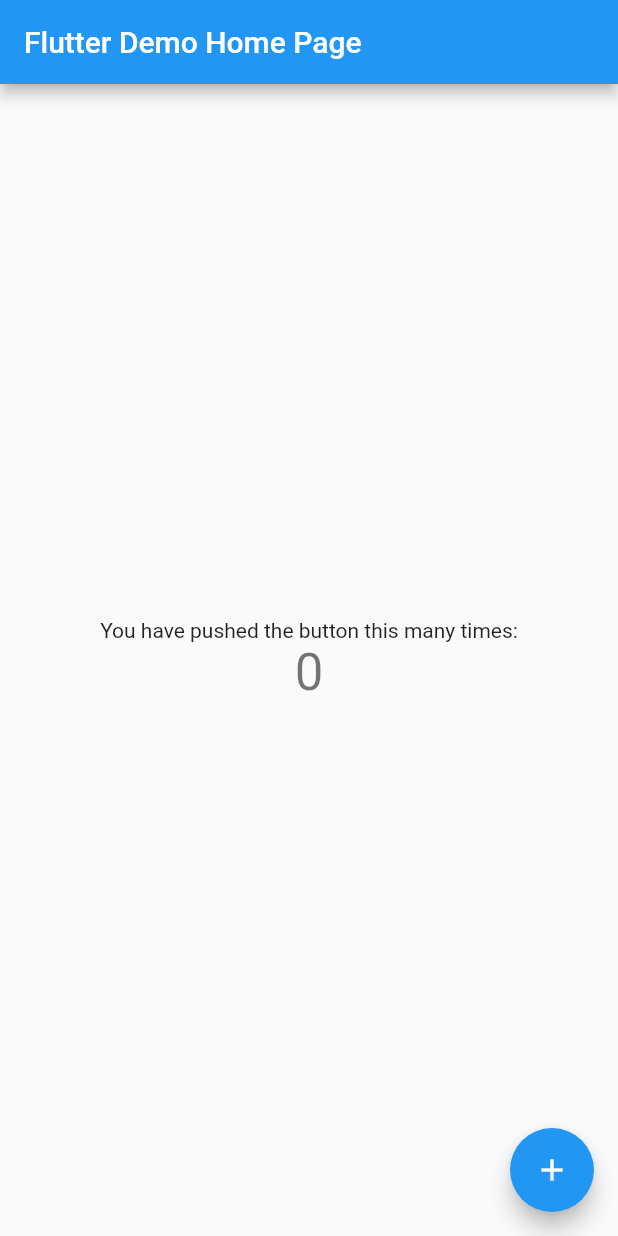
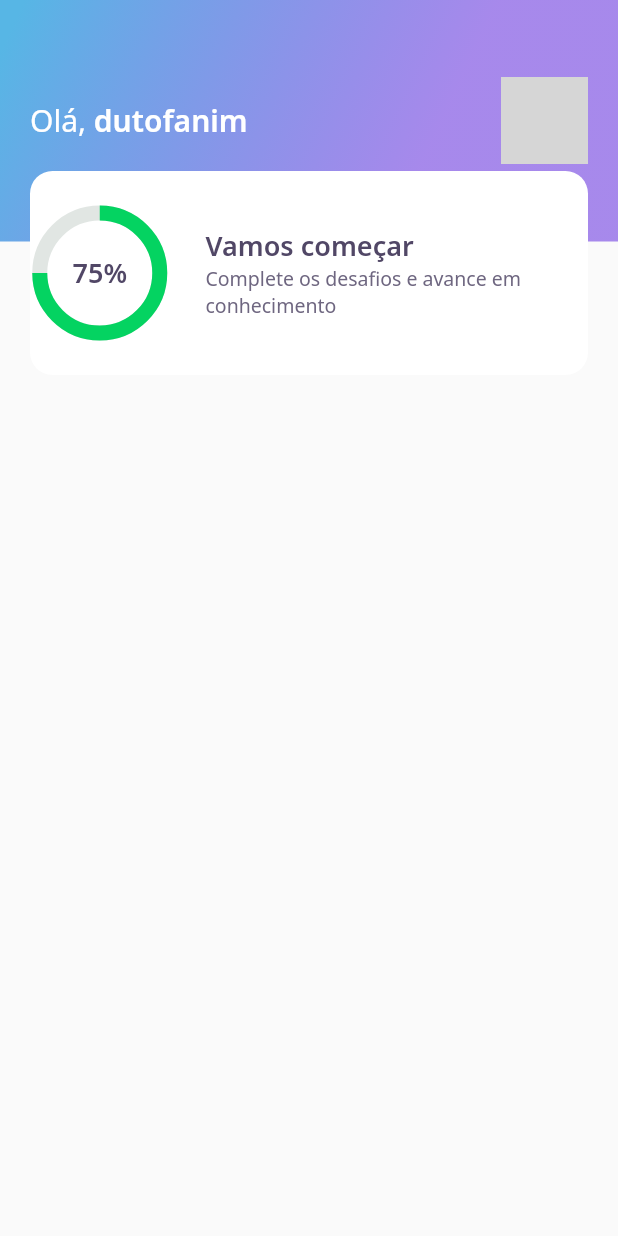
Before and after one commit to dutofanim/dev-quiz, a Flutter app: the screen it shows after launch, on a phone screen of 412 x 824 dp. Run offline on Flutter 3.47's test engine with Material 2 defaults, Android fonts, the phone set to English and light mode, and no system bars; our stand-ins replace google_fonts; network calls fail; grey boxes are pictures that could not be loaded.

Commit message:
Splash and home pages finished.

```diff
--- a/devquiz/lib/core/app_widget.dart
+++ b/devquiz/lib/core/app_widget.dart
@@ -1,5 +1,4 @@
-import 'package:DevQuiz/home/home_page.dart';
-import 'package:DevQuiz/splash/splash_page.dart';
+import 'package:devquiz/home/home_page.dart';
 import 'package:flutter/material.dart';
 
 class AppWidget extends StatelessWidget {
--- /dev/null
+++ b/devquiz/lib/home/home_page.dart
@@ -0,0 +1,19 @@
+
+import 'package:devquiz/home/widgets/appbar/app_bar_widget.dart';
+import 'package:flutter/material.dart';
+
+class HomePage extends StatefulWidget {
+  HomePage({Key? key}) : super(key: key);
+
+  @override
+  _HomePageState createState() => _HomePageState();
+}
+
+class _HomePageState extends State<HomePage> {
+  @override
+  Widget build(BuildContext context) {
+    return Scaffold(
+      appBar: AppBarWidget(),
+    );
+  }
+}
--- /dev/null
+++ b/devquiz/lib/home/widgets/appbar/app_bar_widget.dart
@@ -0,0 +1,51 @@
+import 'package:devquiz/core/app_gradients.dart';
+import 'package:devquiz/core/app_text_styles.dart';
+import 'package:devquiz/home/widgets/score_cards/score_card_widget.dart';
+import 'package:flutter/material.dart';
+
+class AppBarWidget extends PreferredSize {
+  AppBarWidget()
+      : super(
+          preferredSize: Size.fromHeight(250),
+          child: Container(
+            height: 250,
+            child: Stack(
+              children: [
+                Container(
+                  height: 161,
+                  width: double.maxFinite,
+                  padding: const EdgeInsets.symmetric(horizontal: 20),
+                  decoration: BoxDecoration(
+                    gradient: AppGradients.linear,
+                  ),
+                  child: Row(
+                    mainAxisAlignment: MainAxisAlignment.spaceBetween,
+                    children: [
+                      Text.rich(TextSpan(
+                          text: "Olá, ",
+                          style: AppTextStyles.title,
+                          children: [
+                            TextSpan(
+                                text: "dutofanim",
+                                style: AppTextStyles.titleBold),
+                          ])),
+                      Container(
+                        width: 58,
+                        height: 58,
+                        decoration: BoxDecoration(
+                            borderRadius: BorderRadius.circular(15),
+                            image: DecorationImage(
+                                image: NetworkImage(
+                                    "https://avatars.githubusercontent.com/u/39578998?v=4"))),
+                      ),
+                    ],
+                  ),
+                ),
+                Align(alignment: Alignment(0.0, 1.0),
+                child: ScoreCardWidget()
+                ),
+              ],
+            ),
+          ),
+        );
+}
--- /dev/null
+++ b/devquiz/lib/home/widgets/chart/chart_widget.dart
@@ -0,0 +1,34 @@
+import 'package:devquiz/core/app_colors.dart';
+import 'package:devquiz/core/app_text_styles.dart';
+import 'package:flutter/material.dart';
+
+class ChartWidget extends StatelessWidget {
+  const ChartWidget({Key? key}) : super(key: key);
+
+  @override
+  Widget build(BuildContext context) {
+    return Container(
+      height: 80,
+      width: 80,
+      child: Stack(children: [
+        Center(
+          child: Container(
+            height: 80,
+            width: 80,
+            child: CircularProgressIndicator(
+              strokeWidth: 10,
+              value: .75,
+              backgroundColor: AppColors.chartSecondary,
+              valueColor: AlwaysStoppedAnimation<Color>(AppColors.chartPrimary),
+            ),
+          ),
+        ),
+        Center(
+            child: Text(
+          "75%",
+          style: AppTextStyles.heading,
+        ))
+      ]),
+    );
+  }
+}
--- /dev/null
+++ b/devquiz/lib/home/widgets/score_cards/score_card_widget.dart
@@ -0,0 +1,50 @@
+import 'package:devquiz/core/app_colors.dart';
+import 'package:devquiz/core/app_text_styles.dart';
+import 'package:devquiz/home/widgets/chart/chart_widget.dart';
+import 'package:flutter/material.dart';
+
+class ScoreCardWidget extends StatelessWidget {
+  const ScoreCardWidget({Key? key}) : super(key: key);
+
+  @override
+  Widget build(BuildContext context) {
+    return Padding(
+      padding: const EdgeInsets.only(left: 20, right: 20),
+      child: Container(
+        height: 136,
+        decoration: BoxDecoration(
+          color: AppColors.white,
+          borderRadius: BorderRadius.circular(15),
+        ),
+        child: Row(
+          crossAxisAlignment: CrossAxisAlignment.center,
+          children: [
+            Expanded(
+              flex: 1,
+              child: ChartWidget(),
+            ),
+            Expanded(
+              flex: 3,
+              child: Padding(
+                padding: const EdgeInsets.only(left: 24),
+                child: Column(
+                    mainAxisAlignment: MainAxisAlignment.center,
+                    crossAxisAlignment: CrossAxisAlignment.start,
+                    children: [
+                      Text(
+                        "Vamos começar",
+                        style: AppTextStyles.heading,
+                      ),
+                      Text(
+                        "Complete os desafios e avance em conhecimento",
+                        style: AppTextStyles.body,
+                      ),
+                    ]),
+              ),
+            )
+          ],
+        ),
+      ),
+    );
+  }
+}
--- a/devquiz/lib/main.dart
+++ b/devquiz/lib/main.dart
@@ -1,3 +1,4 @@
+import 'package:devquiz/home/home_page.dart';
 import 'package:flutter/material.dart';
 
 void main() {
@@ -10,104 +11,7 @@
   Widget build(BuildContext context) {
     return MaterialApp(
       title: 'Flutter Demo',
-      theme: ThemeData(
-        // This is the theme of your application.
-        //
-        // Try running your application with "flutter run". You'll see the
-        // application has a blue toolbar. Then, without quitting the app, try
-        // changing the primarySwatch below to Colors.green and then invoke
-        // "hot reload" (press "r" in the console where you ran "flutter run",
-        // or simply save your changes to "hot reload" in a Flutter IDE).
-        // Notice that the counter didn't reset back to zero; the application
-        // is not restarted.
-        primarySwatch: Colors.blue,
-      ),
-      home: MyHomePage(title: 'Flutter Demo Home Page'),
+        home: HomePage(),
     );
   }
 }
-
-class MyHomePage extends StatefulWidget {
-  MyHomePage({Key? key, required this.title}) : super(key: key);
-
-  // This widget is the home page of your application. It is stateful, meaning
-  // that it has a State object (defined below) that contains fields that affect
-  // how it looks.
-
-  // This class is the configuration for the state. It holds the values (in this
-  // case the title) provided by the parent (in this case the App widget) and
-  // used by the build method of the State. Fields in a Widget subclass are
-  // always marked "final".
-
-  final String title;
-
-  @override
-  _MyHomePageState createState() => _MyHomePageState();
-}
-
-class _MyHomePageState extends State<MyHomePage> {
-  int _counter = 0;
-
-  void _incrementCounter() {
-    setState(() {
-      // This call to setState tells the Flutter framework that something has
-      // changed in this State, which causes it to rerun the build method below
-      // so that the display can reflect the updated values. If we changed
-      // _counter without calling setState(), then the build method would not be
-      // called again, and so nothing would appear to happen.
-      _counter++;
-    });
-  }
-
-  @override
-  Widget build(BuildContext context) {
-    // This method is rerun every time setState is called, for instance as done
-    // by the _incrementCounter method above.
-    //
-    // The Flutter framework has been optimized to make rerunning build methods
-    // fast, so that you can just rebuild anything that needs updating rather
-    // than having to individually change instances of widgets.
-    return Scaffold(
-      appBar: AppBar(
-        // Here we take the value from the MyHomePage object that was created by
-        // the App.build method, and use it to set our appbar title.
-        title: Text(widget.title),
-      ),
-      body: Center(
-        // Center is a layout widget. It takes a single child and positions it
-        // in the middle of the parent.
-        child: Column(
-          // Column is also a layout widget. It takes a list of children and
-          // arranges them vertically. By default, it sizes itself to fit its
-          // children horizontally, and tries to be as tall as its parent.
-          //
-          // Invoke "debug painting" (press "p" in the console, choose the
-          // "Toggle Debug Paint" action from the Flutter Inspector in Android
-          // Studio, or the "Toggle Debug Paint" command in Visual Studio Code)
-          // to see the wireframe for each widget.
-          //
-          // Column has various properties to control how it sizes itself and
-          // how it positions its children. Here we use mainAxisAlignment to
-          // center the children vertically; the main axis here is the vertical
-          // axis because Columns are vertical (the cross axis would be
-          // horizontal).
-          mainAxisAlignment: MainAxisAlignment.center,
-          children: <Widget>[
-            Text(
-              'You have pushed the button this many times:',
-            ),
-            Text(
-              '$_counter',
-              style: Theme.of(context).textTheme.headline4,
-            ),
-          ],
-        ),
-      ),
-      floatingActionButton: FloatingActionButton(
-        onPressed: _incrementCounter,
-        tooltip: 'Increment',
-        child: Icon(Icons.add),
-      ), // This trailing comma makes auto-formatting nicer for build methods.
-    );
-  }
-}
--- /dev/null
+++ b/devquiz/lib/splash/splash_page.dart
@@ -0,0 +1,19 @@
+import 'package:devquiz/core/app_gradients.dart';
+import 'package:devquiz/core/app_images.dart';
+import 'package:flutter/material.dart';
+
+class SplashPage extends StatelessWidget {
+  @override
+  Widget build(BuildContext context) {
+    return Scaffold(
+      body: Container(
+        decoration: BoxDecoration(
+          gradient: AppGradients.linear,
+        ),
+        child: Center(
+          child: Image.asset(AppImages.logo),
+        ),
+      ),
+    );
+  }
+}
--- a/devquiz/pubspec.yaml
+++ b/devquiz/pubspec.yaml
@@ -1,5 +1,5 @@
-name: DevQuiz
-description: DevQuiz - Gabul DEV
+name: devquiz
+description: DevQuiz - dutofanim
 version: 1.0.0+1
 
 environment:
```
Also changed, not shown: 2 other files.
